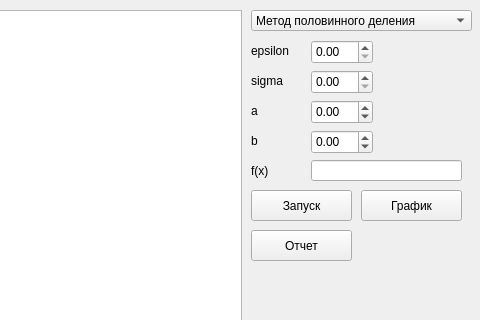
Above: ui/ProgramBasicInterface.ui from Andrexus23/ARZO before the change; both pictures show x 229 to 709 and y 0 to 320 of the 709 by 505 pixel window. Below: the same form after it.
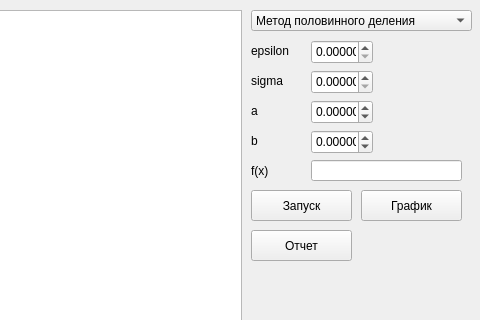
That is the form after the change.

What changed in the file:
```diff
--- a/ui/ProgramBasicInterface.ui
+++ b/ui/ProgramBasicInterface.ui
@@ -146,6 +146,9 @@
       <height>24</height>
      </rect>
     </property>
+    <property name="decimals">
+     <number>5</number>
+    </property>
    </widget>
    <widget class="QDoubleSpinBox" name="doubleSpinBoxSigma">
     <property name="geometry">
@@ -156,6 +159,9 @@
       <height>24</height>
      </rect>
     </property>
+    <property name="decimals">
+     <number>5</number>
+    </property>
    </widget>
    <widget class="QDoubleSpinBox" name="doubleSpinBox_A">
     <property name="geometry">
@@ -166,6 +172,9 @@
       <height>24</height>
      </rect>
     </property>
+    <property name="decimals">
+     <number>5</number>
+    </property>
     <property name="minimum">
      <double>-1000000000.000000000000000</double>
     </property>
@@ -182,6 +191,9 @@
       <height>24</height>
      </rect>
     </property>
+    <property name="decimals">
+     <number>5</number>
+    </property>
     <property name="minimum">
      <double>-1000000000.000000000000000</double>
     </property>
```
